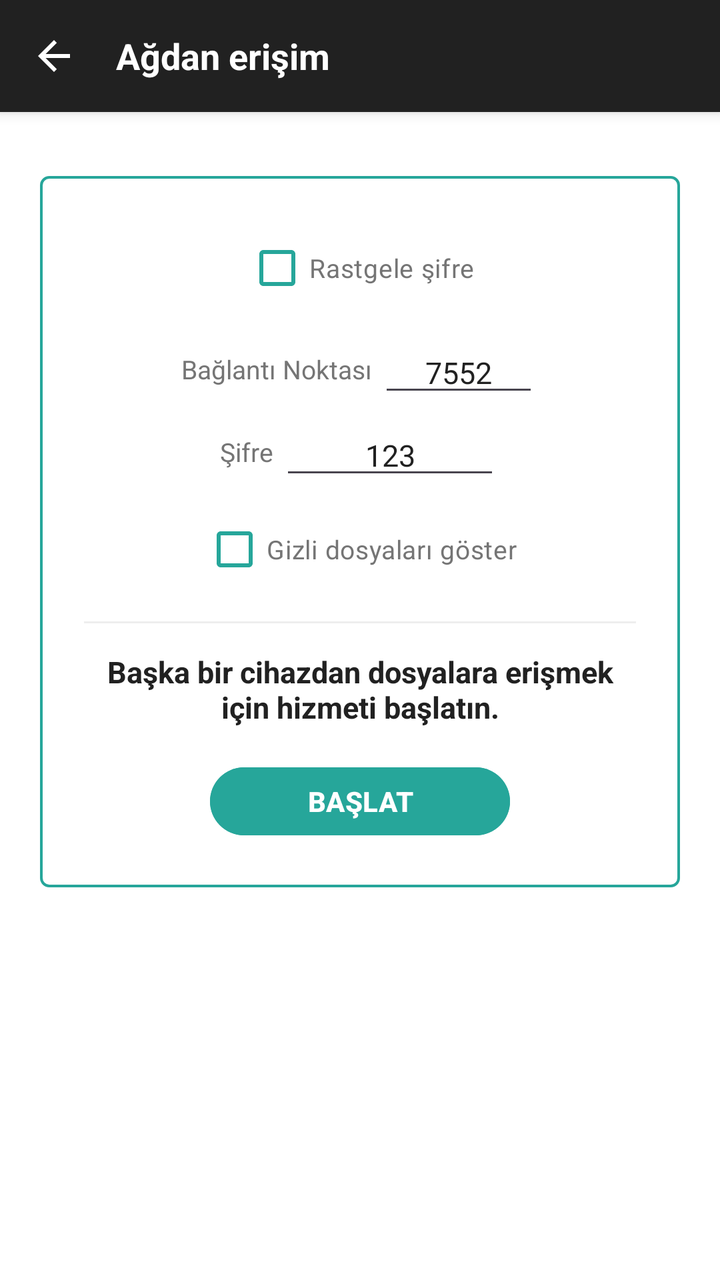
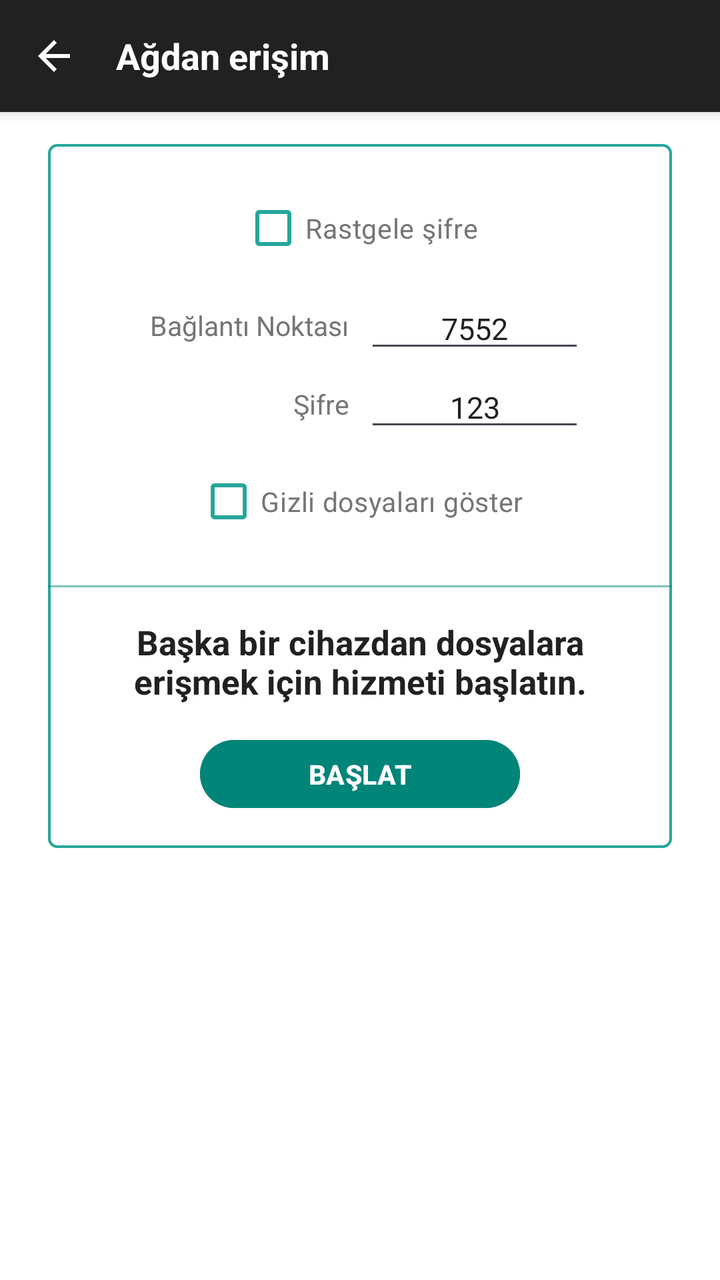

Compare the two renders of this Android layout. The source of the first and the diff that turns it into the second are given below.
<!-- AndroidManifest.xml: application theme Theme.FileManagerPlus -->
<!-- res/layout/activity_network_access.xml -->
<?xml version="1.0" encoding="utf-8"?>
<LinearLayout xmlns:android="http://schemas.android.com/apk/res/android"
    android:id="@+id/networkAccessRoot"
    android:layout_width="match_parent"
    android:layout_height="match_parent"
    android:orientation="vertical">

    <LinearLayout
        android:id="@+id/networkToolbar"
        android:layout_width="match_parent"
        android:layout_height="56dp"
        android:background="@color/toolbar_dark"
        android:gravity="center_vertical"
        android:orientation="horizontal"
        android:paddingStart="6dp"
        android:paddingEnd="8dp"
        android:elevation="4dp">

        <ImageButton
            android:id="@+id/btnNetworkBack"
            android:layout_width="42dp"
            android:layout_height="42dp"
            android:background="?attr/selectableItemBackgroundBorderless"
            android:src="@drawable/ic_arrow_back" />

        <TextView
            android:layout_width="0dp"
            android:layout_height="wrap_content"
            android:layout_marginStart="10dp"
            android:layout_weight="1"
            android:text="@string/network_access"
            android:textColor="#FFFFFF"
            android:textSize="18sp"
            android:textStyle="bold" />
    </LinearLayout>

    <FrameLayout
        android:layout_width="match_parent"
        android:layout_height="match_parent"
        android:padding="20dp">

        
        <LinearLayout
            android:id="@+id/networkCard"
            android:layout_width="320dp"
            android:layout_height="wrap_content"
            android:layout_gravity="top|center_horizontal"
            android:layout_marginTop="12dp"
            android:background="@drawable/bg_network_card"
            android:gravity="center_horizontal"
            android:orientation="vertical"
            android:padding="22dp">

            <CheckBox
                android:id="@+id/cbRandomPassword"
                android:layout_width="wrap_content"
                android:layout_height="wrap_content"
                android:buttonTint="@color/accent_teal"
                android:text="Rastgele şifre"
                android:textColor="@color/text_secondary_light"
                android:textSize="13sp" />

            <LinearLayout
                android:layout_width="match_parent"
                android:layout_height="wrap_content"
                android:layout_marginTop="8dp"
                android:gravity="center"
                android:orientation="horizontal">

                <TextView
                    android:layout_width="wrap_content"
                    android:layout_height="wrap_content"
                    android:text="Bağlantı Noktası "
                    android:textColor="@color/text_secondary_light"
                    android:textSize="13sp" />

                <EditText
                    android:id="@+id/etFtpPort"
                    android:layout_width="80dp"
                    android:layout_height="wrap_content"
                    android:gravity="center"
                    android:inputType="number"
                    android:text="7552"
                    android:textColor="@color/text_primary_light"
                    android:textSize="15sp" />
            </LinearLayout>

            <LinearLayout
                android:layout_width="match_parent"
                android:layout_height="wrap_content"
                android:layout_marginTop="4dp"
                android:gravity="center"
                android:orientation="horizontal">

                <TextView
                    android:layout_width="wrap_content"
                    android:layout_height="wrap_content"
                    android:text="Şifre "
                    android:textColor="@color/text_secondary_light"
                    android:textSize="13sp" />

                <EditText
                    android:id="@+id/etFtpPassword"
                    android:layout_width="110dp"
                    android:layout_height="wrap_content"
                    android:gravity="center"
                    android:inputType="textVisiblePassword"
                    android:text="123"
                    android:textColor="@color/text_primary_light"
                    android:textSize="15sp" />
            </LinearLayout>

            <CheckBox
                android:id="@+id/cbShowHiddenFtp"
                android:layout_width="wrap_content"
                android:layout_height="wrap_content"
                android:layout_marginTop="6dp"
                android:buttonTint="@color/accent_teal"
                android:checked="true"
                android:text="Gizli dosyaları göster"
                android:textColor="@color/text_secondary_light"
                android:textSize="13sp" />

            <View
                android:layout_width="match_parent"
                android:layout_height="1dp"
                android:layout_marginTop="12dp"
                android:layout_marginBottom="14dp"
                android:background="@color/divider_light" />

            <TextView
                android:id="@+id/tvFtpStatusInfo"
                android:layout_width="match_parent"
                android:layout_height="wrap_content"
                android:gravity="center"
                android:text="Başka bir cihazdan dosyalara erişmek için hizmeti başlatın."
                android:textColor="@color/text_primary_light"
                android:textSize="15sp"
                android:textStyle="bold" />

            <TextView
                android:id="@+id/tvFtpUrlBox"
                android:layout_width="match_parent"
                android:layout_height="wrap_content"
                android:layout_marginTop="8dp"
                android:gravity="center"
                android:text="ftp://192.168.1.100:7552"
                android:textColor="@color/accent_teal"
                android:textSize="16sp"
                android:textStyle="bold"
                android:visibility="gone" />

            <Button
                android:id="@+id/btnToggleFtpServer"
                android:layout_width="150dp"
                android:layout_height="42dp"
                android:layout_marginTop="16dp"
                android:backgroundTint="@color/accent_teal"
                android:text="BAŞLAT"
                android:textColor="#FFFFFF"
                android:textSize="14sp"
                android:textStyle="bold" />
        </LinearLayout>
    </FrameLayout>
</LinearLayout>
<!-- resources referenced by this layout -->
<resources>
  <color name="accent_teal">#26A69A</color>
  <color name="divider_light">#EEEEEE</color>
  <color name="text_primary_light">#212121</color>
  <color name="text_secondary_light">#757575</color>
  <color name="toolbar_dark">#212121</color>
  <!-- drawable bg_network_card (drawable) -->
  <shape xmlns:android="http://schemas.android.com/apk/res/android" android:shape="rectangle">
      <solid android:color="@android:color/transparent" />
      <stroke android:width="1.2dp" android:color="#26A69A" />
      <corners android:radius="4dp" />
  </shape>
  <!-- drawable ic_arrow_back (drawable) -->
  <vector xmlns:android="http://schemas.android.com/apk/res/android"
      android:width="24dp" android:height="24dp"
      android:viewportWidth="24" android:viewportHeight="24">
      <path android:fillColor="#FFFFFF" android:pathData="M20,11H7.83l5.59,-5.59L12,4l-8,8l8,8l1.41,-1.41L7.83,13H20V11z"/>
  </vector>
  <string name="network_access">Ağdan erişim</string>
  <style name="Theme.FileManagerPlus" parent="Theme.Material3.DayNight.NoActionBar">
          <item name="colorPrimary">@color/accent_teal</item>
          <item name="colorPrimaryDark">@color/toolbar_dark</item>
          <item name="colorAccent">@color/accent_teal</item>
          <item name="android:statusBarColor">@color/toolbar_dark</item>
          <item name="android:navigationBarColor">@color/toolbar_dark</item>
          <item name="android:windowBackground">@color/bg_light</item>
      </style>
  <color name="bg_light">#FFFFFF</color>
</resources>

<!-- the commit's change to res/layout/activity_network_access.xml (unified diff, before → after) -->
@@ -10,11 +10,11 @@
         android:layout_width="match_parent"
         android:layout_height="56dp"
         android:background="@color/toolbar_dark"
+        android:elevation="4dp"
         android:gravity="center_vertical"
         android:orientation="horizontal"
         android:paddingStart="6dp"
-        android:paddingEnd="8dp"
-        android:elevation="4dp">
+        android:paddingEnd="8dp">
 
         <ImageButton
             android:id="@+id/btnNetworkBack"
@@ -34,132 +34,211 @@
             android:textStyle="bold" />
     </LinearLayout>
 
-    <FrameLayout
+    <ScrollView
         android:layout_width="match_parent"
-        android:layout_height="match_parent"
-        android:padding="20dp">
+        android:layout_height="match_parent">
 
         
         <LinearLayout
             android:id="@+id/networkCard"
-            android:layout_width="320dp"
+            android:layout_width="312dp"
             android:layout_height="wrap_content"
             android:layout_gravity="top|center_horizontal"
-            android:layout_marginTop="12dp"
+            android:layout_marginTop="16dp"
             android:background="@drawable/bg_network_card"
             android:gravity="center_horizontal"
-            android:orientation="vertical"
-            android:padding="22dp">
-
-            <CheckBox
-                android:id="@+id/cbRandomPassword"
-                android:layout_width="wrap_content"
+            android:orientation="vertical">
+
+            
+            <FrameLayout
+                android:layout_width="match_parent"
                 android:layout_height="wrap_content"
-                android:buttonTint="@color/accent_teal"
-                android:text="Rastgele şifre"
-                android:textColor="@color/text_secondary_light"
-                android:textSize="13sp" />
-
+                android:minHeight="215dp"
+                android:padding="18dp">
+
+                
+                <LinearLayout
+                    android:id="@+id/llFtpSetupForm"
+                    android:layout_width="match_parent"
+                    android:layout_height="wrap_content"
+                    android:layout_gravity="center"
+                    android:gravity="center_horizontal"
+                    android:orientation="vertical">
+
+                    <CheckBox
+                        android:id="@+id/cbRandomPassword"
+                        android:layout_width="wrap_content"
+                        android:layout_height="wrap_content"
+                        android:buttonTint="@color/accent_teal"
+                        android:text="Rastgele şifre"
+                        android:textColor="@color/text_secondary_light"
+                        android:textSize="13.5sp" />
+
+                    <LinearLayout
+                        android:layout_width="match_parent"
+                        android:layout_height="wrap_content"
+                        android:layout_marginTop="6dp"
+                        android:gravity="center"
+                        android:orientation="horizontal">
+
+                        <TextView
+                            android:layout_width="115dp"
+                            android:layout_height="wrap_content"
+                            android:gravity="end"
+                            android:paddingEnd="8dp"
+                            android:text="Bağlantı Noktası"
+                            android:textColor="@color/text_secondary_light"
+                            android:textSize="13.5sp" />
+
+                        <EditText
+                            android:id="@+id/etFtpPort"
+                            android:layout_width="110dp"
+                            android:layout_height="wrap_content"
+                            android:gravity="center"
+                            android:inputType="number"
+                            android:maxLength="5"
+                            android:text="7552"
+                            android:textColor="@color/text_primary_light"
+                            android:textSize="15sp" />
+                    </LinearLayout>
+
+                    <LinearLayout
+                        android:layout_width="match_parent"
+                        android:layout_height="wrap_content"
+                        android:layout_marginTop="2dp"
+                        android:gravity="center"
+                        android:orientation="horizontal">
+
+                        <TextView
+                            android:layout_width="115dp"
+                            android:layout_height="wrap_content"
+                            android:gravity="end"
+                            android:paddingEnd="8dp"
+                            android:text="Şifre"
+                            android:textColor="@color/text_secondary_light"
+                            android:textSize="13.5sp" />
+
+                        <EditText
+                            android:id="@+id/etFtpPassword"
+                            android:layout_width="110dp"
+                            android:layout_height="wrap_content"
+                            android:gravity="center"
+                            android:inputType="textVisiblePassword"
+                            android:maxLength="12"
+                            android:text="123"
+                            android:textColor="@color/text_primary_light"
+                            android:textSize="15sp" />
+                    </LinearLayout>
+
+                    <CheckBox
+                        android:id="@+id/cbShowHiddenFtp"
+                        android:layout_width="wrap_content"
+                        android:layout_height="wrap_content"
+                        android:layout_marginTop="6dp"
+                        android:buttonTint="@color/accent_teal"
+                        android:checked="true"
+                        android:text="Gizli dosyaları göster"
+                        android:textColor="@color/text_secondary_light"
+                        android:textSize="13.5sp" />
+                </LinearLayout>
+
+                
+                <LinearLayout
+                    android:id="@+id/llFtpRunningInfo"
+                    android:layout_width="match_parent"
+                    android:layout_height="wrap_content"
+                    android:layout_gravity="center"
+                    android:gravity="center_horizontal"
+                    android:orientation="vertical"
+                    android:visibility="gone">
+
+                    <TextView
+                        android:id="@+id/tvFtpUrlBox"
+                        android:layout_width="match_parent"
+                        android:layout_height="wrap_content"
+                        android:layout_marginBottom="12dp"
+                        android:gravity="center"
+                        android:text="ftp://192.168.1.92:7552"
+                        android:textColor="#008578"
+                        android:textSize="21sp"
+                        android:textStyle="bold" />
+
+                    <TextView
+                        android:layout_width="match_parent"
+                        android:layout_height="wrap_content"
+                        android:gravity="center"
+                        android:text="Kullanıcı adı"
+                        android:textColor="@color/text_secondary_light"
+                        android:textSize="13sp" />
+
+                    <TextView
+                        android:id="@+id/tvFtpRunningUser"
+                        android:layout_width="match_parent"
+                        android:layout_height="wrap_content"
+                        android:layout_marginBottom="6dp"
+                        android:gravity="center"
+                        android:text="pc"
+                        android:textColor="#008578"
+                        android:textSize="19sp"
+                        android:textStyle="bold" />
+
+                    <TextView
+                        android:layout_width="match_parent"
+                        android:layout_height="wrap_content"
+                        android:gravity="center"
+                        android:text="Şifre"
+                        android:textColor="@color/text_secondary_light"
+                        android:textSize="13sp" />
+
+                    <TextView
+                        android:id="@+id/tvFtpRunningPass"
+                        android:layout_width="match_parent"
+                        android:layout_height="wrap_content"
+                        android:gravity="center"
+                        android:text="123"
+                        android:textColor="#008578"
+                        android:textSize="19sp"
+                        android:textStyle="bold" />
+                </LinearLayout>
+            </FrameLayout>
+
+            
+            <View
+                android:id="@+id/dividerFtpCard"
+                android:layout_width="match_parent"
+                android:layout_height="1dp"
+                android:background="#80008578" />
+
+            
             <LinearLayout
                 android:layout_width="match_parent"
                 android:layout_height="wrap_content"
-                android:layout_marginTop="8dp"
                 android:gravity="center"
-                android:orientation="horizontal">
+                android:minHeight="120dp"
+                android:orientation="vertical"
+                android:padding="16dp">
 
                 <TextView
-                    android:layout_width="wrap_content"
-                    android:layout_height="wrap_content"
-                    android:text="Bağlantı Noktası "
-                    android:textColor="@color/text_secondary_light"
-                    android:textSize="13sp" />
-
-                <EditText
-                    android:id="@+id/etFtpPort"
-                    android:layout_width="80dp"
+                    android:id="@+id/tvFtpStatusInfo"
+                    android:layout_width="match_parent"
                     android:layout_height="wrap_content"
                     android:gravity="center"
-                    android:inputType="number"
-                    android:text="7552"
+                    android:text="Başka bir cihazdan dosyalara erişmek için hizmeti başlatın."
                     android:textColor="@color/text_primary_light"
-                    android:textSize="15sp" />
+                    android:textSize="17sp"
+                    android:textStyle="bold" />
+
+                <Button
+                    android:id="@+id/btnToggleFtpServer"
+                    android:layout_width="160dp"
+                    android:layout_height="42dp"
+                    android:layout_marginTop="14dp"
+                    android:backgroundTint="#008578"
+                    android:text="BAŞLAT"
+                    android:textColor="#FFFFFF"
+                    android:textSize="13.5sp"
+                    android:textStyle="bold" />
             </LinearLayout>
-
-            <LinearLayout
-                android:layout_width="match_parent"
-                android:layout_height="wrap_content"
-                android:layout_marginTop="4dp"
-                android:gravity="center"
-                android:orientation="horizontal">
-
-                <TextView
-                    android:layout_width="wrap_content"
-                    android:layout_height="wrap_content"
-                    android:text="Şifre "
-                    android:textColor="@color/text_secondary_light"
-                    android:textSize="13sp" />
-
-                <EditText
-                    android:id="@+id/etFtpPassword"
-                    android:layout_width="110dp"
-                    android:layout_height="wrap_content"
-                    android:gravity="center"
-                    android:inputType="textVisiblePassword"
-                    android:text="123"
-                    android:textColor="@color/text_primary_light"
-                    android:textSize="15sp" />
-            </LinearLayout>
-
-            <CheckBox
-                android:id="@+id/cbShowHiddenFtp"
-                android:layout_width="wrap_content"
-                android:layout_height="wrap_content"
-                android:layout_marginTop="6dp"
-                android:buttonTint="@color/accent_teal"
-                android:checked="true"
-                android:text="Gizli dosyaları göster"
-                android:textColor="@color/text_secondary_light"
-                android:textSize="13sp" />
-
-            <View
-                android:layout_width="match_parent"
-                android:layout_height="1dp"
-                android:layout_marginTop="12dp"
-                android:layout_marginBottom="14dp"
-                android:background="@color/divider_light" />
-
-            <TextView
-                android:id="@+id/tvFtpStatusInfo"
-                android:layout_width="match_parent"
-                android:layout_height="wrap_content"
-                android:gravity="center"
-                android:text="Başka bir cihazdan dosyalara erişmek için hizmeti başlatın."
-                android:textColor="@color/text_primary_light"
-                android:textSize="15sp"
-                android:textStyle="bold" />
-
-            <TextView
-                android:id="@+id/tvFtpUrlBox"
-                android:layout_width="match_parent"
-                android:layout_height="wrap_content"
-                android:layout_marginTop="8dp"
-                android:gravity="center"
-                android:text="ftp://192.168.1.100:7552"
-                android:textColor="@color/accent_teal"
-                android:textSize="16sp"
-                android:textStyle="bold"
-                android:visibility="gone" />
-
-            <Button
-                android:id="@+id/btnToggleFtpServer"
-                android:layout_width="150dp"
-                android:layout_height="42dp"
-                android:layout_marginTop="16dp"
-                android:backgroundTint="@color/accent_teal"
-                android:text="BAŞLAT"
-                android:textColor="#FFFFFF"
-                android:textSize="14sp"
-                android:textStyle="bold" />
         </LinearLayout>
-    </FrameLayout>
+    </ScrollView>
 </LinearLayout>
<!-- resource entries referenced after the edit -->
@@ -1,7 +1,6 @@
 <!-- resources referenced by this layout -->
 <resources>
   <color name="accent_teal">#26A69A</color>
-  <color name="divider_light">#EEEEEE</color>
   <color name="text_primary_light">#212121</color>
   <color name="text_secondary_light">#757575</color>
   <color name="toolbar_dark">#212121</color>
